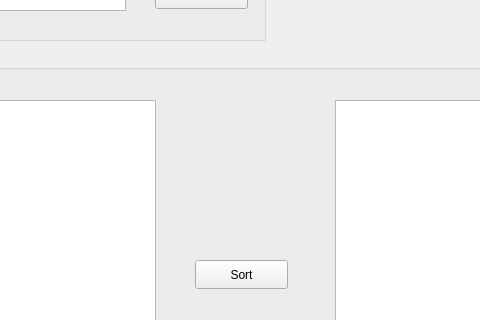
Above: LpDExercise/mainwindow.ui from WDugarret/LpDExercise before the change; both pictures show x 135 to 615 and y 100 to 420 of the 800 by 600 pixel window. Below: the same form after it.
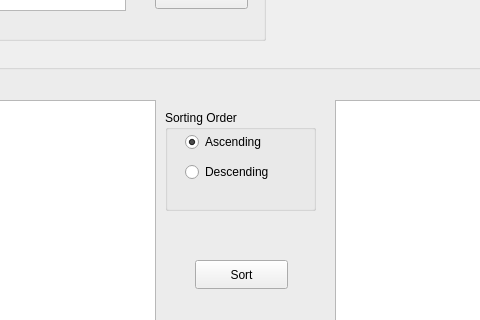
That is the form after the change.

Commit message: Add API for sorting order and create a copy of the input

What changed in the file:
```diff
--- a/LpDExercise/mainwindow.ui
+++ b/LpDExercise/mainwindow.ui
@@ -108,6 +108,48 @@
       <string>Clear</string>
      </property>
     </widget>
+    <widget class="QGroupBox" name="m_SortOrderGroupBox">
+     <property name="geometry">
+      <rect>
+       <x>280</x>
+       <y>60</y>
+       <width>151</width>
+       <height>101</height>
+      </rect>
+     </property>
+     <property name="title">
+      <string>Sorting Order</string>
+     </property>
+     <widget class="QRadioButton" name="m_AscRadioButton">
+      <property name="geometry">
+       <rect>
+        <x>20</x>
+        <y>20</y>
+        <width>110</width>
+        <height>24</height>
+       </rect>
+      </property>
+      <property name="text">
+       <string>Ascending</string>
+      </property>
+      <property name="checked">
+       <bool>true</bool>
+      </property>
+     </widget>
+     <widget class="QRadioButton" name="m_DescRadioButton">
+      <property name="geometry">
+       <rect>
+        <x>20</x>
+        <y>50</y>
+        <width>110</width>
+        <height>24</height>
+       </rect>
+      </property>
+      <property name="text">
+       <string>Descending</string>
+      </property>
+     </widget>
+    </widget>
    </widget>
    <zorder>m_ProcessGroupBox</zorder>
    <zorder>m_UserInGroupBox</zorder>
```
The commit also changes 19 other files.
